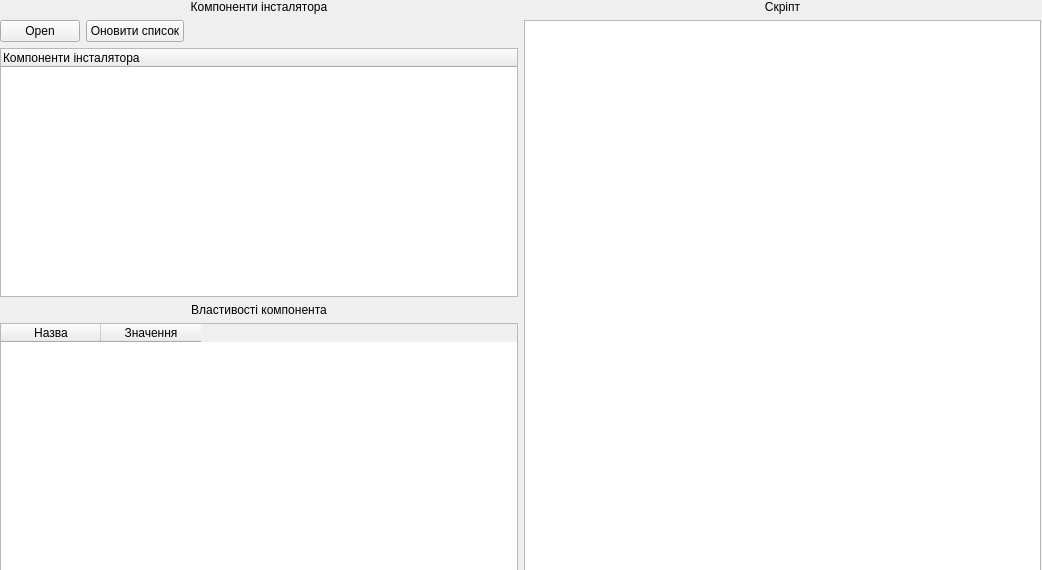
First picture: the form in app/view_ui/create_script.ui, repository sweetcolor/WinAutoInstaller, before the edit.
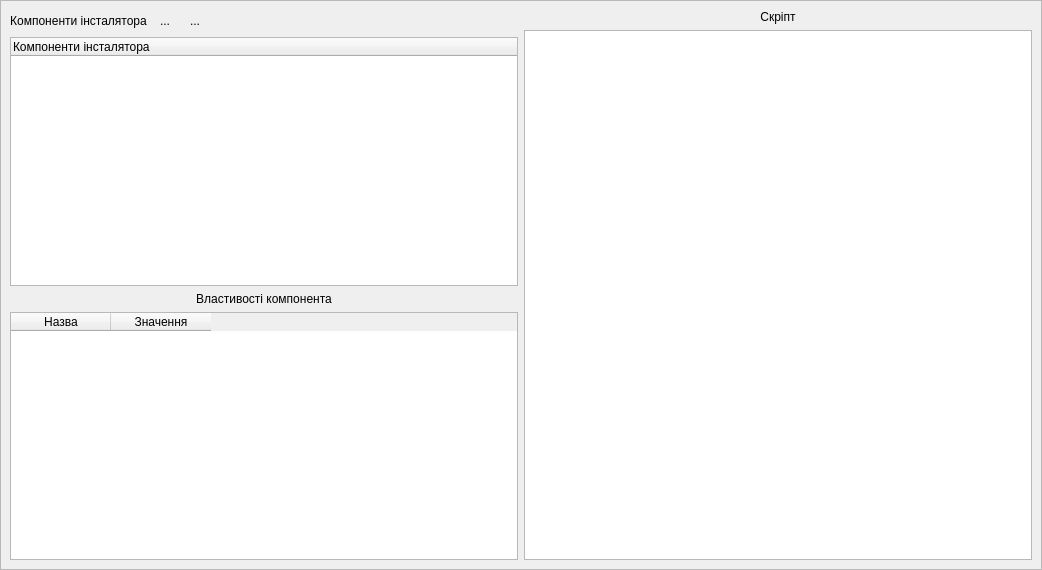
Second picture: the form after the edit. Icons and pictures are not drawn.

Commit message: change pushButton -> toolButton; add icon

Patch:
```diff
--- a/app/view_ui/create_script.ui
+++ b/app/view_ui/create_script.ui
@@ -13,36 +13,42 @@
   <property name="windowTitle">
    <string>Form</string>
   </property>
-  <widget class="QWidget" name="layoutWidget">
+  <layout class="QGridLayout" name="gridLayout">
+   <property name="leftMargin">
+    <number>0</number>
+   </property>
+   <property name="topMargin">
+    <number>0</number>
+   </property>
+   <property name="rightMargin">
+    <number>0</number>
+   </property>
+   <property name="bottomMargin">
+    <number>0</number>
+   </property>
+   <property name="spacing">
+    <number>0</number>
+   </property>
+   <item row="0" column="0">
+    <widget class="QScrollArea" name="scrollArea">
+     <property name="widgetResizable">
+      <bool>true</bool>
+     </property>
+     <widget class="QWidget" name="scrollAreaWidgetContents">
    <property name="geometry">
     <rect>
      <x>0</x>
      <y>0</y>
-     <width>1041</width>
-     <height>571</height>
-    </rect>
-   </property>
-   <layout class="QGridLayout" name="createScriptGridLayout">
-    <item row="0" column="1">
-     <layout class="QVBoxLayout" name="ScriptsVerticalLayout">
-      <item>
-       <widget class="QLabel" name="scriptLabel">
-        <property name="text">
-         <string>Скріпт</string>
-        </property>
-        <property name="alignment">
-         <set>Qt::AlignCenter</set>
-        </property>
-       </widget>
-      </item>
-      <item>
-       <widget class="QTextEdit" name="textEdit"/>
-      </item>
-     </layout>
-    </item>
+        <width>1040</width>
+        <height>568</height>
+       </rect>
+      </property>
+      <layout class="QGridLayout" name="gridLayout_2">
     <item row="0" column="0">
      <layout class="QVBoxLayout" name="componentVerticalLayout">
       <item>
+          <layout class="QHBoxLayout" name="componentButtonsHorizontalLayout">
+           <item>
        <widget class="QLabel" name="installerComponentLabel">
         <property name="text">
          <string>Компоненти інсталятора</string>
@@ -53,18 +59,51 @@
        </widget>
       </item>
       <item>
-       <layout class="QHBoxLayout" name="componentButtonsHorizontalLayout">
-        <item>
-         <widget class="QPushButton" name="openInstallerButton">
+            <widget class="QToolButton" name="openInstallerButton">
+             <property name="toolTip">
+              <string>Відкрити інсталятор</string>
+             </property>
           <property name="text">
-           <string>Open</string>
+              <string>...</string>
+             </property>
+             <property name="icon">
+              <iconset resource="view.qrc">
+               <normaloff>:/images/open.png</normaloff>:/images/open.png</iconset>
+             </property>
+             <property name="iconSize">
+              <size>
+               <width>27</width>
+               <height>27</height>
+              </size>
+             </property>
+             <property name="autoRaise">
+              <bool>true</bool>
           </property>
          </widget>
         </item>
         <item>
-         <widget class="QPushButton" name="refreshListButton">
+            <widget class="QToolButton" name="refreshListButton">
           <property name="text">
-           <string>Оновити список</string>
+              <string>...</string>
+             </property>
+             <property name="icon">
+              <iconset resource="view.qrc">
+               <normaloff>:/images/full-update.png</normaloff>:/images/full-update.png</iconset>
+             </property>
+             <property name="iconSize">
+              <size>
+               <width>27</width>
+               <height>27</height>
+              </size>
+             </property>
+             <property name="checkable">
+              <bool>false</bool>
+             </property>
+             <property name="autoRepeat">
+              <bool>false</bool>
+             </property>
+             <property name="autoRaise">
+              <bool>true</bool>
           </property>
          </widget>
         </item>
@@ -118,9 +157,31 @@
       </item>
      </layout>
     </item>
-   </layout>
-  </widget>
- </widget>
- <resources/>
+       <item row="0" column="1">
+        <layout class="QVBoxLayout" name="ScriptsVerticalLayout">
+         <item>
+          <widget class="QLabel" name="scriptLabel">
+           <property name="text">
+            <string>Скріпт</string>
+           </property>
+           <property name="alignment">
+            <set>Qt::AlignCenter</set>
+           </property>
+          </widget>
+         </item>
+         <item>
+          <widget class="QTextEdit" name="textEdit"/>
+         </item>
+        </layout>
+       </item>
+      </layout>
+     </widget>
+    </widget>
+   </item>
+  </layout>
+ </widget>
+ <resources>
+  <include location="view.qrc"/>
+ </resources>
  <connections/>
 </ui>
```
Lines whose indentation alone changed are shown as unchanged. The commit also changes 31 other files.
